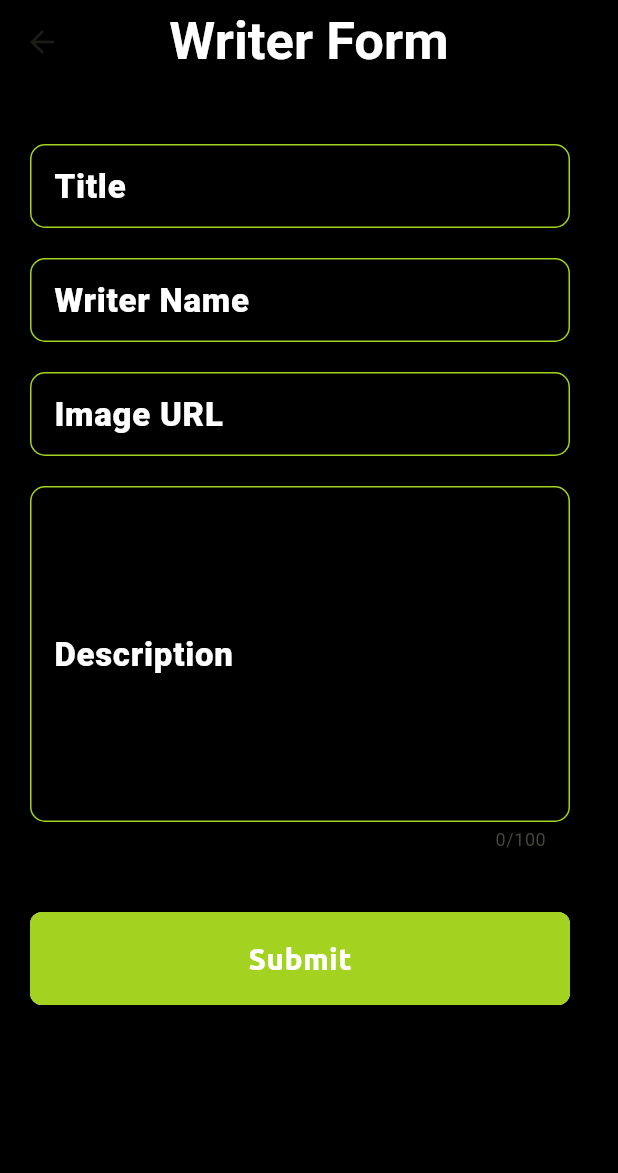
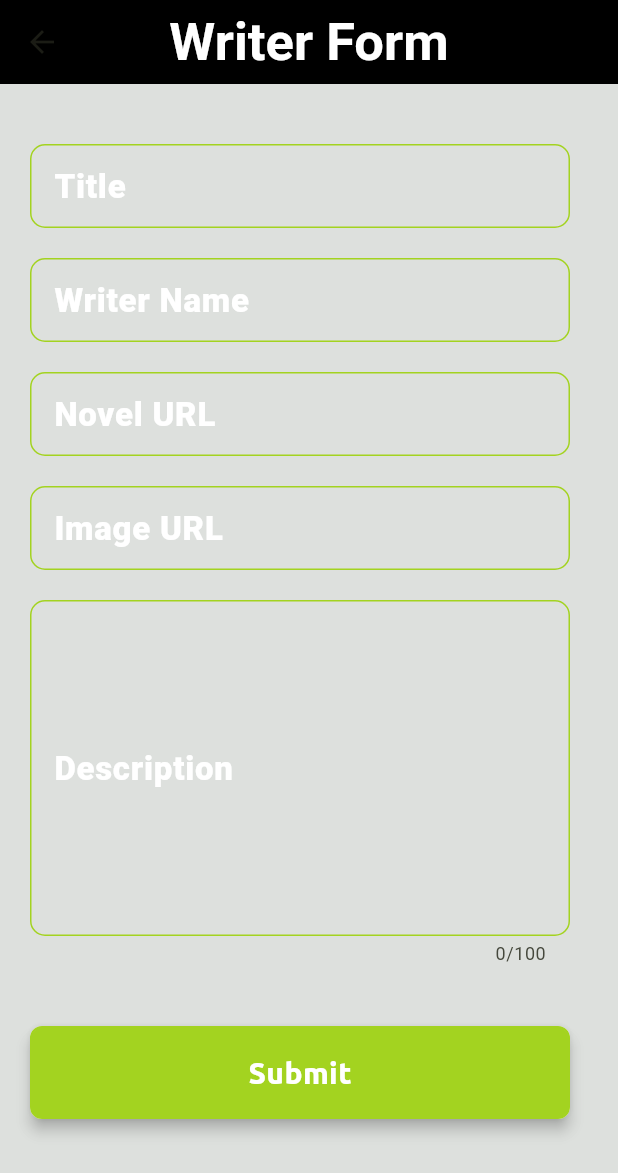
Before and after one commit to Bilal-Naeem12/flutter_project, a Flutter app: the WriteScreen screen opened directly, on a phone screen of 412 x 824 dp. Shown: the top 1173 px of the screen. Run offline on Flutter 3.47's test engine with Material 3 defaults, Android fonts, the phone set to English and light mode, and no system bars; our stand-ins replace firebase_auth, firebase_core, firebase_database, google_sign_in, loading_overlay, rflutter_alert; missing offline and left inert: syncfusion_flutter_pdfviewer; accounts and stored records are empty; network calls fail.

Commit message:
change code styling

```diff
--- a/lib/components/components.dart
+++ b/lib/components/components.dart
@@ -122,56 +122,26 @@ class CustomTextField extends StatelessWidget {
   }
 }
 
-class CustomFormField extends StatelessWidget {
-  CustomFormField(
-      {super.key,
-      required this.labelText,
-      required this.hintText,
-      this.maxLines = 1,
-      this.maxLength,
-      this.validatorf = TextValidator});
-  final String labelText;
-  final String hintText;
-  int maxLines;
-  int? maxLength;
-  final Function validatorf;
+class CustomFormField extends StatefulWidget {
+  CustomFormField({
+    super.key,
+    required this.textFormField,
+  });
 
+  final TextFormField textFormField;
+
+  @override
+  State<CustomFormField> createState() => _CustomFormFieldState();
+}
+
+class _CustomFormFieldState extends State<CustomFormField> {
   @override
   Widget build(BuildContext context) {
     return Column(children: [
       SizedBox(
         height: 20,
       ),
-      TextFormField(
-        maxLength: maxLength,
-        maxLines: maxLines,
-        keyboardType: TextInputType.multiline,
-        style: TextStyle(color: Colors.white),
-        decoration: InputDecoration(
-          errorStyle: TextStyle(fontSize: 15, color: kErrorColor),
-          labelStyle: TextStyle(
-              color: Colors.white, fontSize: 22, fontWeight: FontWeight.w800),
-          hintStyle:
-              TextStyle(fontSize: 15, color: kBackgroundColor.withOpacity(0.7)),
-          border: OutlineInputBorder(
-            borderRadius: BorderRadius.circular(10.0),
-          ),
-          enabledBorder: OutlineInputBorder(
-            borderRadius: BorderRadius.circular(10.0),
-            borderSide: BorderSide(color: kTextColor),
-          ),
-          errorBorder: OutlineInputBorder(
-            borderRadius: BorderRadius.circular(10.0),
-            borderSide: BorderSide(color: kErrorColor),
-          ),
-          labelText: labelText,
-          hintText: hintText,
-          floatingLabelBehavior: FloatingLabelBehavior.auto,
-        ),
-        cursorColor: kTextColor,
-        // The validator receives the text that the user has entered.
-        validator: (value) => validatorf(value),
-      ),
+      widget.textFormField
     ]);
   }
 }
--- a/lib/constants.dart
+++ b/lib/constants.dart
@@ -9,11 +9,26 @@ const InputDecoration kTextInputDecoration = InputDecoration(
   // ),
 );
 
-InputDecoration kTextInputDecorationWriter = InputDecoration(
+InputDecoration kTextInputDecorationWriter(labelText, hintText) {
+  return InputDecoration(
+    errorStyle: TextStyle(fontSize: 15, color: kErrorColor),
+    labelStyle: TextStyle(
+        color: Colors.white, fontSize: 22, fontWeight: FontWeight.w800),
     hintStyle:
         TextStyle(fontSize: 15, color: kBackgroundColor.withOpacity(0.7)),
-    border: OutlineInputBorder(borderRadius: BorderRadius.circular(10.0)),
-    labelText: 'Default TextField',
-    hintText: "asd",
-    enabledBorder:
-        OutlineInputBorder(borderRadius: BorderRadius.circular(10.0)));
+    border: OutlineInputBorder(
+      borderRadius: BorderRadius.circular(10.0),
+    ),
+    enabledBorder: OutlineInputBorder(
+      borderRadius: BorderRadius.circular(10.0),
+      borderSide: BorderSide(color: kTextColor),
+    ),
+    errorBorder: OutlineInputBorder(
+      borderRadius: BorderRadius.circular(10.0),
+      borderSide: BorderSide(color: kErrorColor),
+    ),
+    labelText: labelText,
+    hintText: hintText,
+    floatingLabelBehavior: FloatingLabelBehavior.auto,
+  );
+}
--- /dev/null
+++ b/lib/models/novel.dart
@@ -0,0 +1,30 @@
+import 'package:flutter/scheduler.dart';
+
+class Novel {
+  Novel(
+      {required this.title,
+      required this.writer,
+      required this.novel_url,
+      required this.image_url,
+      required this.description,
+      required this.id});
+
+  String title;
+  String writer;
+  String novel_url;
+  String image_url;
+  String description;
+
+  int id;
+
+  factory Novel.fromJson(Map<String, dynamic> json) {
+    return Novel(
+      title: json['title'],
+      writer: json['writer'],
+      novel_url: json['novel_url'],
+      image_url: json['image_url'],
+      description: json['description'],
+      id: json['id'],
+    );
+  }
+}
--- a/lib/screens/signup_screen.dart
+++ b/lib/screens/signup_screen.dart
@@ -76,8 +76,7 @@ class _SignUpScreenState extends State<SignUpScreen> {
                               _password = value;
                             },
                             style: const TextStyle(
-                              fontSize: 20,
-                            ),
+                                fontSize: 20, color: Colors.white),
                             decoration: kTextInputDecoration.copyWith(
                               hintText: 'Password',
                             ),
@@ -90,8 +89,7 @@ class _SignUpScreenState extends State<SignUpScreen> {
                               _confirmPass = value;
                             },
                             style: const TextStyle(
-                              fontSize: 20,
-                            ),
+                                fontSize: 20, color: Colors.white),
                             decoration: kTextInputDecoration.copyWith(
                               hintText: 'Confirm Password',
                             ),
--- a/lib/screens/writer_screen.dart
+++ b/lib/screens/writer_screen.dart
@@ -6,6 +6,7 @@ import 'package:rflutter_alert/rflutter_alert.dart';
 import 'package:semster_project/components/components.dart';
 import 'package:semster_project/components/validatorFucntions.dart';
 import 'package:semster_project/constants.dart';
+import 'package:semster_project/models/novel.dart';
 import 'package:semster_project/screens/home_screen.dart';
 import 'package:semster_project/screens/login_screen.dart';
 import 'package:semster_project/screens/welcome_screen.dart';
@@ -17,34 +18,21 @@ class WriteScreen extends StatefulWidget {
   State<WriteScreen> createState() => _WriteScreenState();
 }
 
-// id = DateTime.now()
-//                                         .millisecondsSinceEpoch
-//                                         .abs()
-//                                         .toString()
-//                                         .substring(5);
+class _WriteScreenState extends State<WriteScreen> {
+  Controller() {
+    setState(() {
+      _write_name = "sadqa";
+    });
+  }
 
-//                                     databaseRef
-//                                         .child('writer')
-//                                         .child(_title.toString())
-//                                         .set({
-//                                       "title": _title.toString(),
-//                                       "writer": _write_name.toString(),
-//                                       "novel_url": _novel_url.toString(),
-//                                       "image_url": _image_url.toString(),
-//                                       "description": _description.toString(),
-//                                       "createdAt": DateTime.now().toString(),
-//                                       "id": id
-//                                     });
-
-class _WriteScreenState extends State<WriteScreen> {
   final _auth = FirebaseAuth.instance;
   final _formKey = GlobalKey<FormState>();
-  final databaseRef = FirebaseDatabase.instance.ref("writers");
-  late String _title;
-  late String _write_name;
-  late String _novel_url;
-  late String _image_url;
-  late String _description;
+  final databaseRef = FirebaseDatabase.instance.ref("NOVEL");
+  String _title = "";
+  String _write_name = "";
+  String _novel_url = "";
+  String _image_url = "";
+  String _description = "";
 
   @override
   Widget build(BuildContext context) {
@@ -55,8 +43,6 @@ class _WriteScreenState extends State<WriteScreen> {
       },
       child: Scaffold(
         appBar: AppBar(
-          backgroundColor: Colors.black,
-          centerTitle: true,
           title: ScreenTitle(title: 'Writer Form'),
         ),
         body: SafeArea(
@@ -77,19 +63,72 @@ class _WriteScreenState extends State<WriteScreen> {
                             crossAxisAlignment: CrossAxisAlignment.center,
                             children: [
                               CustomFormField(
-                                  labelText: "Title",
-                                  hintText: "Enter Novel Title"),
+                                textFormField: TextFormField(
+                                  onChanged: (val) => _title = val,
+
+                                  keyboardType: TextInputType.multiline,
+                                  style: TextStyle(color: Colors.white),
+                                  decoration: kTextInputDecorationWriter(
+                                      "Title", "Enter Novel Title"),
+                                  cursorColor: kTextColor,
+                                  // The validator receives the text that the user has entered.
+                                  validator: (value) => TextValidator(value),
+                                ),
+                              ),
                               CustomFormField(
-                                  labelText: "Writer Name",
-                                  hintText: "Enter Novel\'s Write Name"),
+                                textFormField: TextFormField(
+                                  onChanged: (val) => _write_name = val,
+
+                                  keyboardType: TextInputType.multiline,
+                                  style: TextStyle(color: Colors.white),
+                                  decoration: kTextInputDecorationWriter(
+                                      "Writer Name",
+                                      "Enter Novel\'s Write Name"),
+                                  cursorColor: kTextColor,
+                                  // The validator receives the text that the user has entered.
+                                  validator: (value) => TextValidator(value),
+                                ),
+                              ),
                               CustomFormField(
-                                  labelText: "Image URL",
-                                  hintText: "Enter Novel URL"),
+                                textFormField: TextFormField(
+                                  onChanged: (val) => _novel_url = val,
+
+                                  keyboardType: TextInputType.multiline,
+                                  style: TextStyle(color: Colors.white),
+                                  decoration: kTextInputDecorationWriter(
+                                      "Novel URL", "Enter Novel URL"),
+                                  cursorColor: kTextColor,
+                                  // The validator receives the text that the user has entered.
+                                  validator: (value) => TextValidator(value),
+                                ),
+                              ),
                               CustomFormField(
+                                textFormField: TextFormField(
+                                  onChanged: (val) => _image_url = val,
+
+                                  keyboardType: TextInputType.multiline,
+                                  style: TextStyle(color: Colors.white),
+                                  decoration: kTextInputDecorationWriter(
+                                      "Image URL", "Enter Image URL"),
+                                  cursorColor: kTextColor,
+                                  // The validator receives the text that the user has entered.
+                                  validator: (value) => TextValidator(value),
+                                ),
+                              ),
+                              CustomFormField(
+                                textFormField: TextFormField(
+                                  onChanged: (val) => _description = val,
                                   maxLength: 100,
                                   maxLines: 8,
-                                  labelText: "Description",
-                                  hintText: "Enter Novel Descripton"),
+                                  keyboardType: TextInputType.multiline,
+                                  style: TextStyle(color: Colors.white),
+                                  decoration: kTextInputDecorationWriter(
+                                      "Description", "Enter Novel Descripton"),
+                                  cursorColor: kTextColor,
+                                  // The validator receives the text that the user has entered.
+                                  validator: (value) => TextValidator(value),
+                                ),
+                              ),
                               SizedBox(
                                 height: 40,
                               ),
@@ -97,20 +136,43 @@ class _WriteScreenState extends State<WriteScreen> {
                                 width: 400,
                                 buttonText: "Submit",
                                 onPressed: () {
-                                  // Validate returns true if the form is valid, or false otherwise.
+                                  try {
                                     if (_formKey.currentState!.validate()) {
+                                      String id = DateTime.now()
+                                          .millisecondsSinceEpoch
+                                          .abs()
+                                          .toString()
+                                          .substring(5);
+
+                                      databaseRef
+                                          .child('novels')
+                                          .child(_title.toString())
+                                          .set({
+                                        "_title": _title.toString(),
+                                        "_write_name": "Asdasd",
+                                        "_novel_url": _novel_url.toString(),
+                                        "_image_url": _image_url.toString(),
+                                        "_description": _description.toString(),
+                                        id: int.parse(id)
+                                      });
                                       // If the form is valid, display a snackbar. In the real world,
                                       showAlert(
                                               context: context,
                                               onPressed: () {
-                                              Navigator.popAndPushNamed(
-                                                  context, WelcomeScreen.id);
+                                                Navigator.push(
+                                                    context,
+                                                    MaterialPageRoute(
+                                                        builder: (context) =>
+                                                            WelcomeScreen()));
                                               },
                                               title: 'Congratulation ',
                                               desc: 'Your Novel is Submitted',
                                               alertType: AlertType.success)
                                           .show();
                                     }
+                                  } catch (e) {
+                                    print(e);
+                                  } // Validate returns true if the form is valid, or false otherwise.
                                 },
                               ),
                               SizedBox(
```
Also changed, not shown: lib/main.dart (+4 -6 lines), lib/screens/genres_screens.dart (+3 -4 lines), lib/screens/new_screen.dart (+19 -16 lines). Lines whose indentation alone changed are shown as unchanged.
